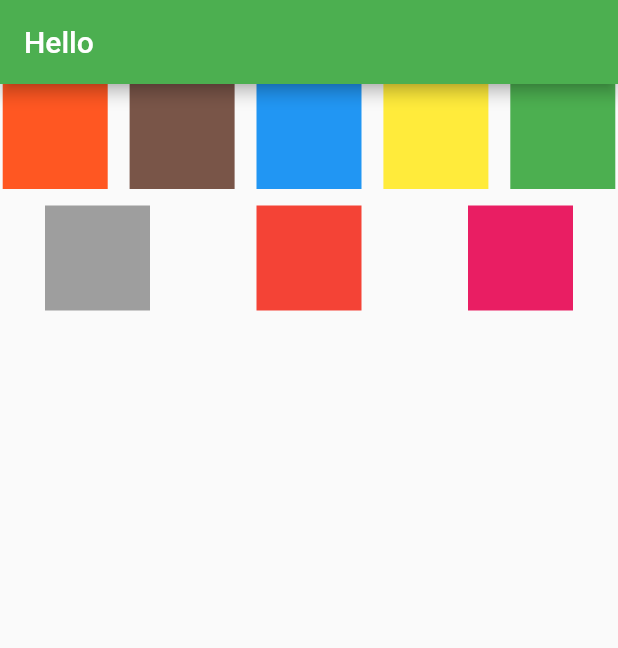
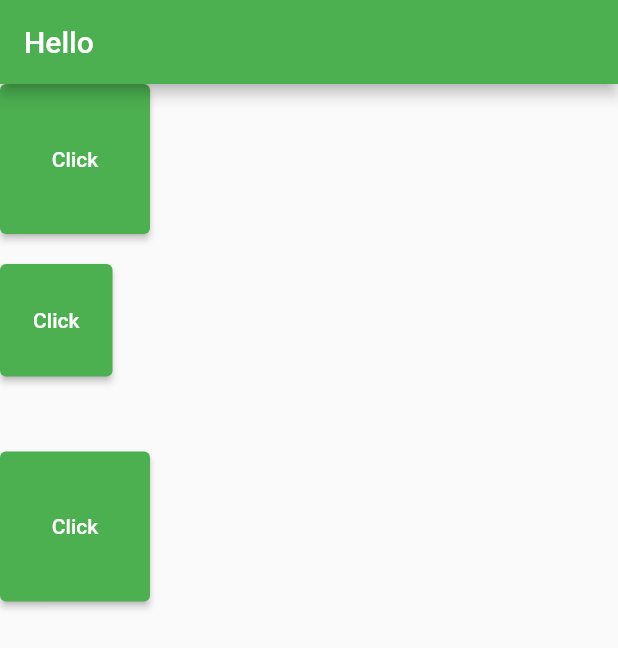
Before and after one commit to sthnischal/Flutter-Basics, a Flutter app: the screen it shows after launch, on a phone screen of 412 x 824 dp. Shown: the top 648 px of the screen. Run offline on Flutter 3.47's test engine with Material 2 defaults, Android fonts, the phone set to English and light mode, and no system bars.

Commit message:
SizedBox Widget instead of Container

```diff
--- a/flutterbasics/lib/main.dart
+++ b/flutterbasics/lib/main.dart
@@ -25,61 +25,55 @@ class DashBoardScreen extends StatelessWidget {
         appBar: AppBar(
           title: Text('Hello'),
         ),
-        body: Container(
-          width: double.infinity,
-          height: double.infinity,
-          child: Wrap(
-            //direction: Axis.vertical,
-            direction: Axis.horizontal,
-            //alignment: WrapAlignment.center,
-            //alignment: WrapAlignment.spaceEvenly,
-            //alignment: WrapAlignment.spaceBetween,
-            alignment: WrapAlignment.spaceAround,
-            spacing: 11,
-            runSpacing: 11,
+        body: Wrap(
+          direction: Axis.vertical,
           children: [
-              Container(
-                width: 70,
-                height: 70,
-                color: Colors.deepOrange,
+            //SizedBox.expand(
+            SizedBox.square(
+              dimension: 100,
+              //child: SizedBox.shrink(
+              //width: 200,
+              //height: 35,
+              child: ElevatedButton(
+                onPressed: () {
+                  print('Button Click');
+                },
+                child: Text('Click'),
               ),
-              Container(
-                width: 70,
-                height: 70,
-                color: Colors.brown,
             ),
-              Container(
-                width: 70,
-                height: 70,
-                color: Colors.blue,
+            SizedBox(
+              //width: 20,
+              height: 20,
             ),
-              Container(
-                width: 70,
-                height: 70,
-                color: Colors.yellow,
+            SizedBox.square(
+              dimension: 75,
+              //child: SizedBox.shrink(
+              //width: 200,
+              //height: 35,
+              child: ElevatedButton(
+                onPressed: () {
+                  print('Button Click');
+                },
+                child: Text('Click'),
               ),
-              Container(
-                width: 70,
-                height: 70,
-                color: Colors.green,
             ),
-              Container(
-                width: 70,
-                height: 70,
-                color: Colors.grey,
+            SizedBox(
+              //width: 50,
+              height: 50,
             ),
-              Container(
-                width: 70,
-                height: 70,
-                color: Colors.red,
+            SizedBox.square(
+              dimension: 100,
+              //child: SizedBox.shrink(
+              //width: 200,
+              //height: 35,
+              child: ElevatedButton(
+                onPressed: () {
+                  print('Button Click');
+                },
+                child: Text('Click'),
               ),
-              Container(
-                width: 70,
-                height: 70,
-                color: Colors.pink,
-              )
+            ),
           ],
-          ),
         ));
   }
 }
```
Lines whose indentation alone changed are shown as unchanged.
